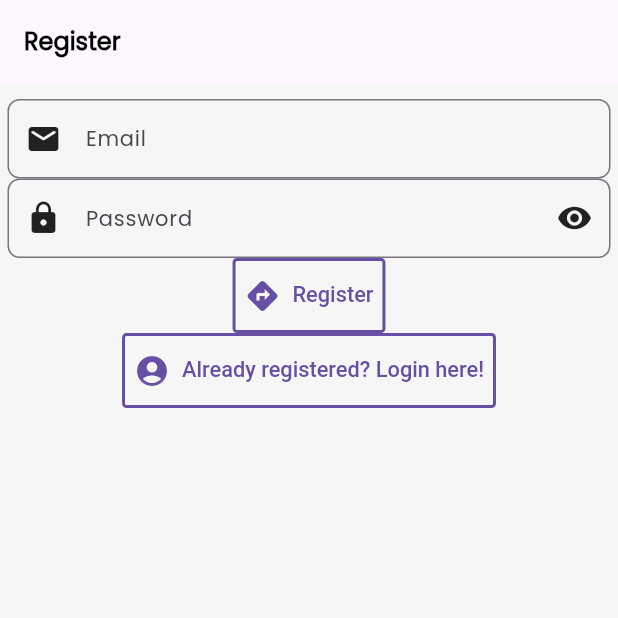
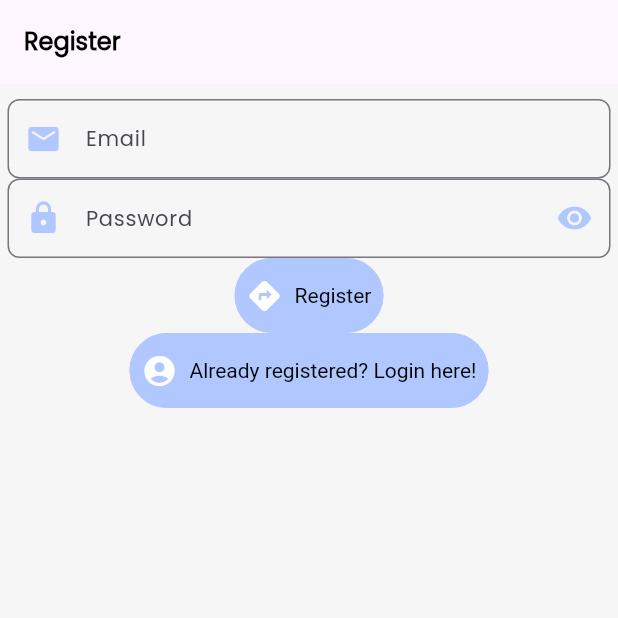
Before and after one commit to defUserName-404/mynotes-flutter, a Flutter app: the screen it shows after launch, after a tap on an icon or button, on a phone screen of 412 x 824 dp, the top half of it. Run offline on Flutter 3.47's test engine with Material 3 defaults, Android fonts, the phone set to English and light mode, and no system bars; drawn by our look-alikes of getwidget; our stand-ins replace firebase_auth, firebase_core, fluttertoast, sqflite; accounts and stored records are empty; network calls fail.

Commit message:
Fixed color issues

```diff
--- a/lib/custom_widgets/button.dart
+++ b/lib/custom_widgets/button.dart
@@ -1,11 +1,10 @@
 import 'package:flutter/material.dart';
-import 'package:getwidget/components/button/gf_button.dart';
-import 'package:getwidget/size/gf_size.dart';
-import 'package:getwidget/types/gf_button_type.dart';
+import 'package:getwidget/getwidget.dart';
+import 'package:mynotes/util/constants/colors.dart';
 
 class AppButton extends StatelessWidget {
   final String text;
-  final Icon icon;
+  final Widget icon;
   final VoidCallback onPressed;
 
   const AppButton(
@@ -18,10 +17,12 @@ class AppButton extends StatelessWidget {
   Widget build(BuildContext context) {
     return GFButton(
       text: text,
+      textStyle: const TextStyle(color: CustomColors.onAccent),
       icon: icon,
       onPressed: onPressed,
-      type: GFButtonType.outline2x,
-      color: Theme.of(context).buttonTheme.colorScheme!.primary,
+      type: GFButtonType.solid,
+      color: CustomColors.accent,
+      shape: GFButtonShape.pills,
       size: GFSize.LARGE,
     );
   }
--- /dev/null
+++ b/lib/custom_widgets/icon.dart
@@ -0,0 +1,16 @@
+import 'package:flutter/material.dart';
+import 'package:mynotes/util/constants/colors.dart';
+
+class AppIcon extends StatelessWidget {
+  final IconData icon;
+
+  const AppIcon({super.key, required this.icon});
+
+  @override
+  Widget build(BuildContext context) {
+    return Icon(
+      icon,
+      color: CustomColors.accent,
+    );
+  }
+}
--- a/lib/custom_widgets/textfield.dart
+++ b/lib/custom_widgets/textfield.dart
@@ -1,4 +1,5 @@
 import 'package:flutter/material.dart';
+import 'package:mynotes/util/constants/colors.dart';
 
 class AppTextField extends StatelessWidget {
   final TextEditingController controller;
@@ -29,23 +30,20 @@ class AppTextField extends StatelessWidget {
 
   @override
   Widget build(BuildContext context) {
-    final ThemeData theme = Theme.of(context);
-
     return TextField(
       controller: controller,
       keyboardType: keyboardType,
       textAlignVertical: TextAlignVertical.top,
       decoration: InputDecoration(
-          hintText: hintText,
-          labelText: labelText,
-          floatingLabelAlignment: FloatingLabelAlignment.center,
-          border: OutlineInputBorder(
-              borderRadius: BorderRadius.circular(8.0),
-              borderSide: BorderSide(color: theme.colorScheme.primary)),
-          prefixIcon:
-              _getColoredIcon(prefixIcon, Theme.of(context).iconTheme.color),
-          suffixIcon:
-              _getColoredIcon(suffixIcon, Theme.of(context).iconTheme.color)),
+        hintText: hintText,
+        labelText: labelText,
+        floatingLabelAlignment: FloatingLabelAlignment.center,
+        border: OutlineInputBorder(
+            borderRadius: BorderRadius.circular(8.0),
+            borderSide: const BorderSide(color: CustomColors.accent)),
+        prefixIcon: _getColoredIcon(prefixIcon),
+        suffixIcon: _getColoredIcon(suffixIcon),
+      ),
       obscureText: obscureText,
       enableSuggestions: enableSuggestions,
       autocorrect: autoCorrect,
@@ -54,10 +52,10 @@ class AppTextField extends StatelessWidget {
     );
   }
 
-  Widget? _getColoredIcon(Widget? icon, Color? color) {
+  Widget? _getColoredIcon(Widget? icon) {
     if (icon == null) return null;
     return IconTheme(
-      data: IconThemeData(color: color),
+      data: const IconThemeData(color: CustomColors.accent),
       child: icon,
     );
   }
--- a/lib/util/constants/colors.dart
+++ b/lib/util/constants/colors.dart
@@ -7,6 +7,7 @@ class CustomColors {
   static const Color primary = Color(0xFF4B68FF);
   static const Color secondary = Color(0xFFFFE24B);
   static const Color accent = Color(0xFFB0C7FF);
+  static const Color onAccent = Color(0xFF000000);
 
   // Background Colors
   static const Color light = Color(0xFFF6F6F6);
--- a/lib/views/login_view.dart
+++ b/lib/views/login_view.dart
@@ -2,13 +2,16 @@ import 'dart:developer' as devtools show log;
 
 import 'package:flutter/material.dart';
 import 'package:flutter/scheduler.dart';
+import 'package:getwidget/components/text_field/gf_text_field_rounded.dart';
 import 'package:mynotes/custom_widgets/reused_widgets.dart';
 import 'package:mynotes/custom_widgets/textfield.dart';
 import 'package:mynotes/services/auth/auth_exceptions.dart';
 import 'package:mynotes/services/auth/auth_service.dart';
+import 'package:mynotes/util/constants/colors.dart';
 import 'package:mynotes/util/constants/routes.dart';
 
 import '../custom_widgets/button.dart';
+import '../custom_widgets/icon.dart';
 
 class LoginView extends StatefulWidget {
   const LoginView({super.key});
@@ -25,8 +28,6 @@ class _LoginViewState extends State<LoginView> {
   Future<void> _handleLogin() async {
     final email = _emailController.text;
     final password = _passwordController.text;
-    final backgroundColor = Theme.of(context).buttonTheme.colorScheme!.primary;
-    final textColor = Theme.of(context).buttonTheme.colorScheme!.onPrimary;
     try {
       final userCredentials = await AppAuthService.firebase()
           .login(email: email, password: password);
@@ -34,14 +35,14 @@ class _LoginViewState extends State<LoginView> {
       SchedulerBinding.instance.addPostFrameCallback((timeStamp) {
         Navigator.of(context)
             .pushNamedAndRemoveUntil(homeRoute, (route) => false);
-        showToast('Successfully logged in', backgroundColor, textColor);
+        showToast('Successfully logged in');
       });
     } on UserNotFoundAuthException {
-      showToast('User not found', backgroundColor, textColor);
+      showToast('User not found');
     } on WrongPasswordAuthException {
-      showToast('Wrong password entered.', backgroundColor, textColor);
+      showToast('Wrong password entered.');
     } on GenericAuthException {
-      showToast('Authentication error.', backgroundColor, textColor);
+      showToast('Authentication error.');
     }
   }
 
@@ -79,24 +80,31 @@ class _LoginViewState extends State<LoginView> {
         padding: const EdgeInsets.symmetric(horizontal: 5, vertical: 10),
         child: Column(
           children: [
+            const GFTextFieldRounded(
+                iconPrefix: AppIcon(icon: Icons.email_rounded),
+                editingbordercolor: CustomColors.accent,
+                marginhorizontal: 0,
+                paddinghorizontal: 0,
+                idlebordercolor: CustomColors.accent,
+                borderwidth: 2,
+                cornerradius: 8,
+                hintText: 'hello'),
             AppTextField(
-              controller: _emailController,
-              keyboardType: TextInputType.emailAddress,
-              hintText: 'Enter your email here',
-              labelText: 'Email',
-              prefixIcon: const Icon(Icons.email_rounded),
-            ),
+                controller: _emailController,
+                keyboardType: TextInputType.emailAddress,
+                hintText: 'Enter your email here',
+                labelText: 'Email',
+                prefixIcon: const Icon(Icons.email_rounded)),
             AppTextField(
               controller: _passwordController,
               hintText: 'Enter your password here',
               labelText: 'Password',
               prefixIcon: const Icon(Icons.lock),
               suffixIcon: IconButton(
-                  icon: Icon(
-                      _isPasswordVisible
+                  icon: AppIcon(
+                      icon: _isPasswordVisible
                           ? Icons.visibility_off
-                          : Icons.visibility,
-                      color: Theme.of(context).iconTheme.color),
+                          : Icons.visibility),
                   onPressed: () {
                     setState(() {
                       _isPasswordVisible = !_isPasswordVisible;
--- a/lib/views/register_view.dart
+++ b/lib/views/register_view.dart
@@ -6,6 +6,7 @@ import 'package:mynotes/services/auth/auth_exceptions.dart';
 import 'package:mynotes/services/auth/auth_service.dart';
 
 import '../custom_widgets/button.dart';
+import '../custom_widgets/icon.dart';
 import '../custom_widgets/reused_widgets.dart';
 import '../custom_widgets/textfield.dart';
 import '../util/constants/routes.dart';
@@ -25,29 +26,24 @@ class _RegisterViewState extends State<RegisterView> {
   Future<void> _handleRegistration() async {
     final email = _emailController.text;
     final password = _passwordController.text;
-    final backgroundColor = Theme.of(context).buttonTheme.colorScheme!.primary;
-    final textColor = Theme.of(context).buttonTheme.colorScheme!.onPrimary;
     try {
       final userCredentials = await AppAuthService.firebase()
           .register(email: email, password: password);
       devtools.log(userCredentials.toString());
-      showToast('Successfully registered', backgroundColor, textColor);
+      showToast('Successfully registered');
       SchedulerBinding.instance.addPostFrameCallback((timeStamp) {
         Navigator.of(context)
             .pushNamedAndRemoveUntil(homeRoute, (route) => false);
       });
     } on EmailAlreadyExistsException {
       showToast(
-          'Already registered with the provided email. Try logging in instead.',
-          backgroundColor,
-          textColor);
+          'Already registered with the provided email. Try logging in instead.');
     } on WeakPasswordAuthException {
-      showToast('Weak password provided. Try a stronger one.', backgroundColor,
-          textColor);
+      showToast('Weak password provided. Try a stronger one.');
     } on InvalidEmailAuthException {
-      showToast('Invalid email!', backgroundColor, textColor);
+      showToast('Invalid email!');
     } on GenericAuthException {
-      showToast('Authentication error.', backgroundColor, textColor);
+      showToast('Authentication error.');
     }
   }
 
@@ -98,11 +94,10 @@ class _RegisterViewState extends State<RegisterView> {
             labelText: 'Password',
             prefixIcon: const Icon(Icons.lock),
             suffixIcon: IconButton(
-                icon: Icon(
-                    _isPasswordVisible
+                icon: AppIcon(
+                    icon: _isPasswordVisible
                         ? Icons.visibility_off
-                        : Icons.visibility,
-                    color: Theme.of(context).iconTheme.color),
+                        : Icons.visibility),
                 onPressed: () {
                   setState(() {
                     _isPasswordVisible = !_isPasswordVisible;
--- a/lib/views/verify_email_view.dart
+++ b/lib/views/verify_email_view.dart
@@ -3,6 +3,7 @@ import 'package:flutter/scheduler.dart';
 import 'package:mynotes/services/auth/auth_service.dart';
 
 import '../custom_widgets/button.dart';
+import '../custom_widgets/icon.dart';
 import '../util/constants/routes.dart';
 
 class VerifyEmailView extends StatefulWidget {
```
Also changed, not shown: lib/custom_widgets/notes_card.dart (+8 -9 lines), lib/custom_widgets/reused_widgets.dart (+4 -4 lines), lib/views/home_view.dart (+10 -5 lines), lib/views/notes_editor_view.dart (+6 -4 lines).
